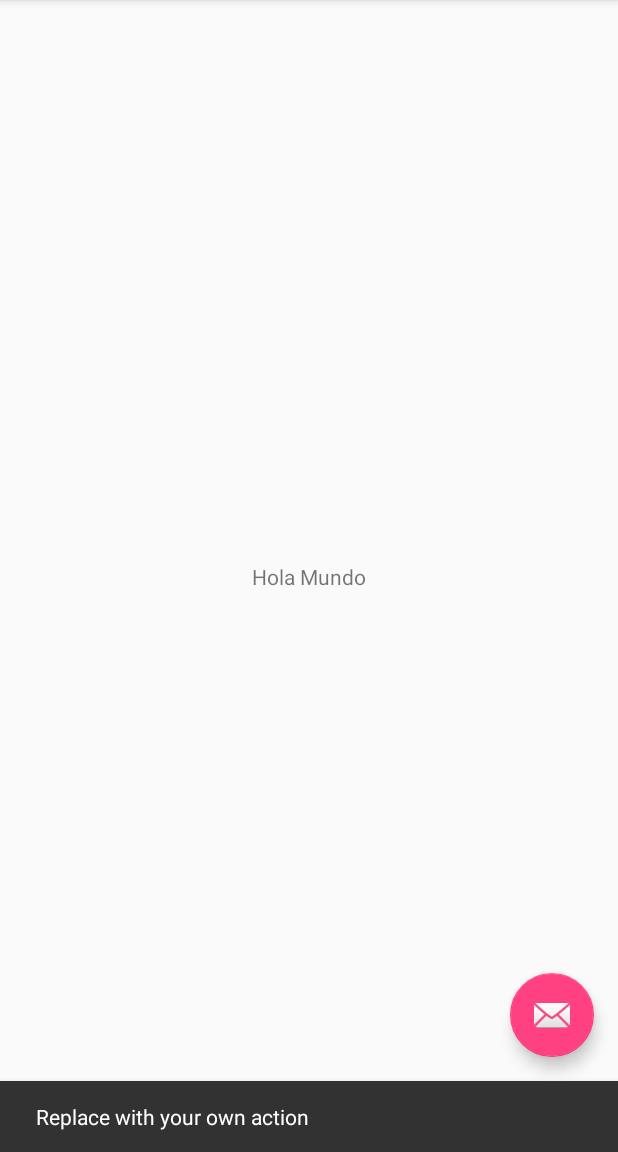
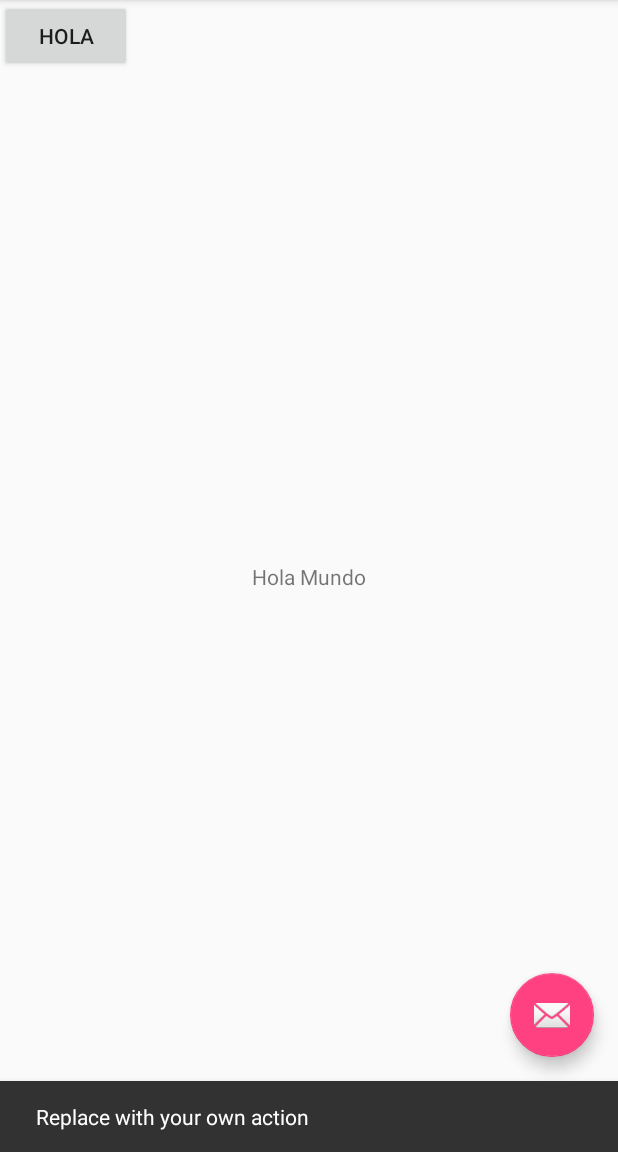
Before and after one commit to elb4t/TareaVersionesELB, an Android app: the screen it shows after launch (MainActivity), after a tap on an icon or button, on a phone screen of 412 x 824 dp, the part 84-1236 px from its top. Run offline under Robolectric (Android 15) with nearby library versions, the phone set to English and light mode, and no system bars.

Commit message:
Añado boton Hola

```diff
--- a/app/src/main/res/layout/content_main.xml
+++ b/app/src/main/res/layout/content_main.xml
@@ -17,4 +17,12 @@
         app:layout_constraintRight_toRightOf="parent"
         app:layout_constraintTop_toTopOf="parent" />
 
+    <Button
+        android:id="@+id/button"
+        android:layout_width="wrap_content"
+        android:layout_height="wrap_content"
+        android:text="HOLA"
+        tools:layout_editor_absoluteX="148dp"
+        tools:layout_editor_absoluteY="310dp" />
+
 </android.support.constraint.ConstraintLayout>
```
